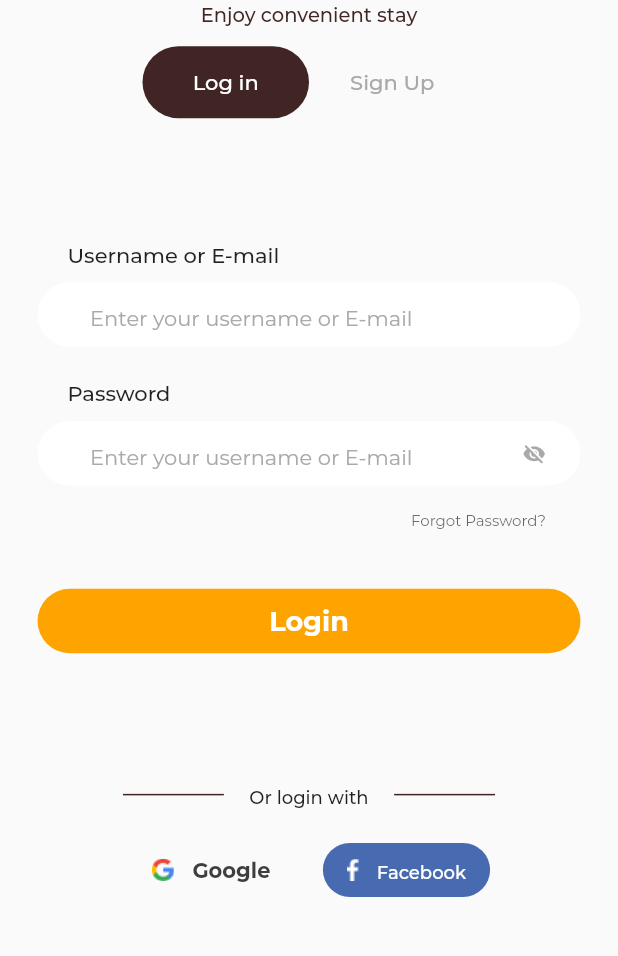
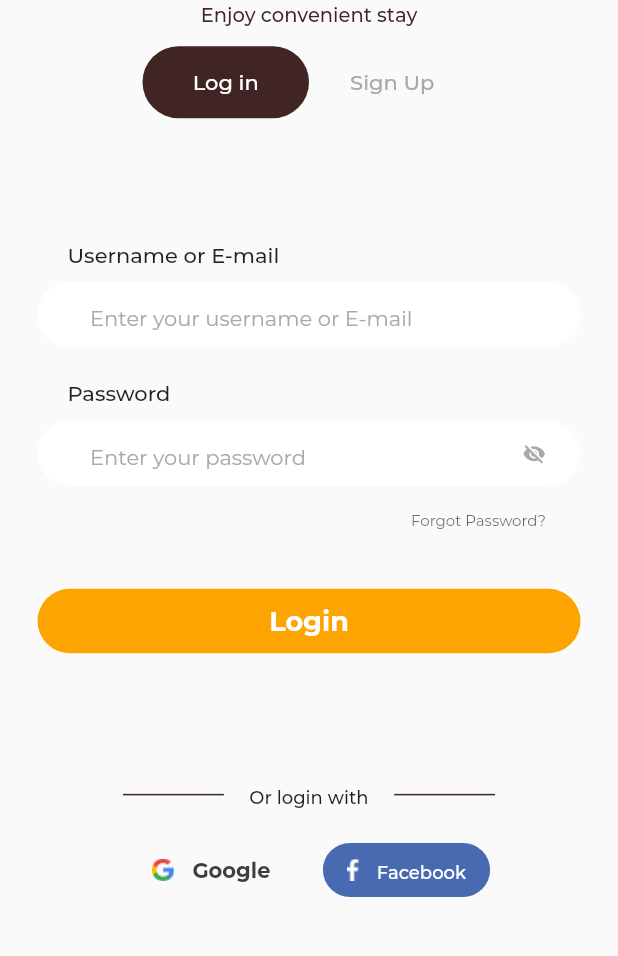
Before and after one commit to onumengine/encostay, a Flutter app: the AuthScreen screen opened directly, on a phone screen of 412 x 824 dp, the part 223-1179 px from its top. Run offline on Flutter 3.47's test engine with Material 2 defaults, Android fonts, the light colour scheme and no system bars; our stand-ins replace introduction_screen; project files that could hold a hidden picture were left out.

Commit message:
correct the password input hint text

```diff
--- a/lib/ui/organisms/login_form.dart
+++ b/lib/ui/organisms/login_form.dart
@@ -7,7 +7,6 @@ import 'package:encostay/ui/molecules/text_widget.dart';
 import 'package:encostay/utilities/colors.dart';
 import 'package:encostay/utilities/text_styles.dart';
 import 'package:flutter/material.dart';
-
 
 class LoginForm extends StatefulWidget {
   _LoginFormState createState() => _LoginFormState();
@@ -65,7 +64,7 @@ class _LoginFormState extends State<LoginForm> {
           ),
           PasswordTextWidget(
             key: passwordKey,
-            hintText: 'Enter your username or E-mail',
+            hintText: 'Enter your password',
             controller: passwordController,
           ),
           SizedBox(
@@ -157,7 +156,8 @@ class _LoginFormState extends State<LoginForm> {
               children: <Widget>[
                 BrandIconButton(
                   iconPath: 'lib/assets/images/google_icon.png',
-                  child: Text('Google',
+                  child: Text(
+                    'Google',
                     style: TextStyle(
                       fontSize: bold14.fontSize,
                       fontWeight: bold14.fontWeight,
@@ -178,13 +178,15 @@ class _LoginFormState extends State<LoginForm> {
                 SizedBox(width: 19),
                 BrandIconButton(
                   iconPath: 'lib/assets/images/fb_icon.png',
-                  child: Text('Facebook',
+                  child: Text(
+                    'Facebook',
                     style: TextStyle(
-                    fontSize: medium12.fontSize,
-                    fontWeight: medium12.fontWeight,
-                    height: medium12.height,
-                    color: brandWhite,
-                  ),),
+                      fontSize: medium12.fontSize,
+                      fontWeight: medium12.fontWeight,
+                      height: medium12.height,
+                      color: brandWhite,
+                    ),
+                  ),
                   color: facebookBlue,
                   onTap: () {
                     ScaffoldMessenger.of(context).showSnackBar(
```
